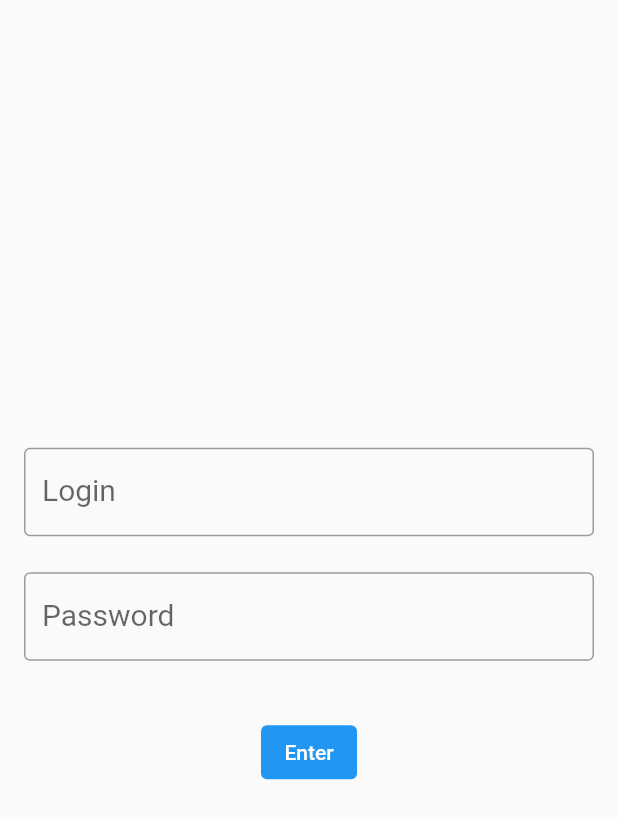
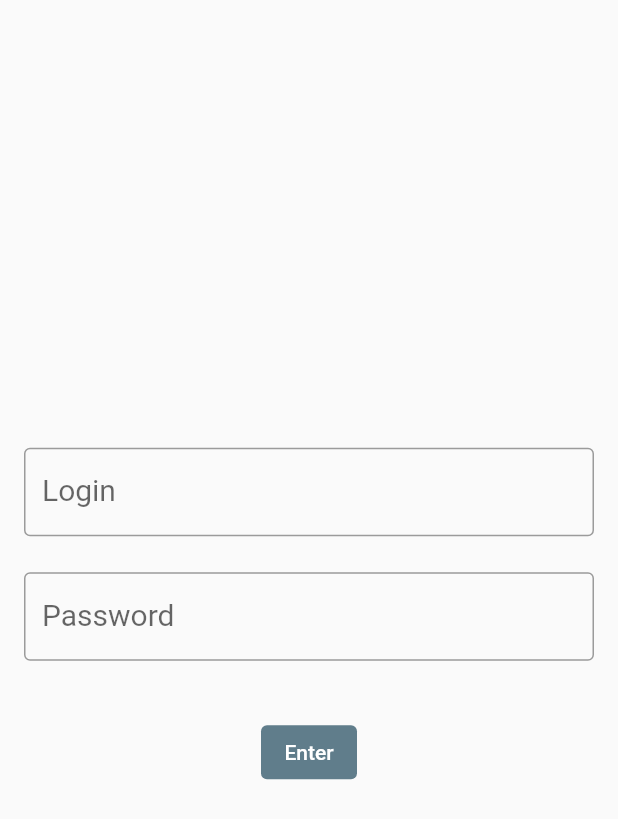
Before and after one commit to aroldoesmerio/ciolfi_to_do_list, a Flutter app: the screen it shows after launch, after a tap on "Enter", on a phone screen of 412 x 824 dp. Shown: the top 819 px of the screen. Run offline on Flutter 3.47's test engine with Material 2 defaults, Android fonts, the phone set to English and light mode, and no system bars.

Commit message:
add homePageController and interactions

```diff
--- /dev/null
+++ b/lib/controller/home_page_controller.dart
@@ -0,0 +1,44 @@
+import 'package:flutter/material.dart';
+
+class HomePageController {
+  ValueNotifier<bool> loginError = ValueNotifier<bool>(false);
+  ValueNotifier<bool> passwordError = ValueNotifier<bool>(false);
+  ValueNotifier<bool> enableButton = ValueNotifier<bool>(false);
+
+  List<String> users = [
+    'aroldo',
+    'amanda',
+    'beatriz',
+    'maria',
+    'mel',
+    'branquinha',
+  ];
+
+  List<String> passCode = [
+    '12345',
+    'jacuru',
+    'esmerio',
+  ];
+
+  String login = '';
+  String password = '';
+
+  bool get loginValid => users.contains(login);
+  bool get passwordValid => passCode.contains(password);
+
+  void loginOnchanged(String text) {
+    login = text;
+    loginError.value = !loginValid;
+    enableButton.value = !loginError.value && !passwordError.value;
+  }
+
+  void passwordOnchanged(String text) {
+    password = text;
+    passwordError.value = !passwordValid;
+    enableButton.value = !loginError.value && !passwordError.value;
+  }
+
+  void enterButton() {
+    if (enableButton.value) {}
+  }
+}
--- a/lib/presentation/home_page.dart
+++ b/lib/presentation/home_page.dart
@@ -1,4 +1,7 @@
+import 'package:ciolfi_to_do_list/presentation/to_do_list_page.dart';
 import 'package:flutter/material.dart';
+
+import '../controller/home_page_controller.dart';
 
 class HomePage extends StatefulWidget {
   const HomePage({super.key});
@@ -8,6 +11,15 @@ class HomePage extends StatefulWidget {
 }
 
 class _HomePageState extends State<HomePage> {
+  HomePageController homePageController = HomePageController();
+
+  @override
+  void initState() {
+    homePageController.login = '';
+    homePageController.password = '';
+    super.initState();
+  }
+
   @override
   Widget build(BuildContext context) {
     return Scaffold(
@@ -17,38 +29,65 @@ class _HomePageState extends State<HomePage> {
           child: Column(
             mainAxisAlignment: MainAxisAlignment.center,
             children: [
-              const TextField(
+              ValueListenableBuilder<bool>(
+                  valueListenable: homePageController.loginError,
+                  builder: (BuildContext context, bool loginError, _) {
+                    return TextField(
                       decoration: InputDecoration(
                         labelText: 'Login',
-                  labelStyle: TextStyle(fontSize: 20),
-                  border: OutlineInputBorder(),
+                        labelStyle: const TextStyle(fontSize: 20),
+                        border: const OutlineInputBorder(),
                         hintText: 'Type here, your Login',
+                        errorText:
+                            loginError ? 'Erro ao digitar o login' : null,
                       ),
-              ),
+                      onChanged: homePageController.loginOnchanged,
+                    );
+                  }),
               const SizedBox(
                 height: 24,
               ),
-              const TextField(
+              ValueListenableBuilder(
+                valueListenable: homePageController.passwordError,
+                builder: (BuildContext context, bool passwordError, _) =>
+                    TextField(
                   decoration: InputDecoration(
                     labelText: 'Password',
-                  labelStyle: TextStyle(fontSize: 20),
-                  border: OutlineInputBorder(),
+                    labelStyle: const TextStyle(fontSize: 20),
+                    border: const OutlineInputBorder(),
                     hintText: 'Type here, your password',
+                    errorText: passwordError ? 'Erro ao digitar a senha' : null,
+                  ),
+                  onChanged: homePageController.passwordOnchanged,
                 ),
               ),
               const SizedBox(
                 height: 37,
               ),
+              ValueListenableBuilder(
+                  valueListenable: homePageController.enableButton,
+                  builder: (BuildContext context, bool enableButton, _) =>
                       TextButton(
-                onPressed: () {},
                         style: TextButton.styleFrom(
-                  backgroundColor: Colors.blue,
+                          backgroundColor:
+                              enableButton ? Colors.blue : Colors.blueGrey,
                         ),
+                        onPressed: () {
+                          if (enableButton) {
+                            Navigator.of(context).push(
+                              MaterialPageRoute(
+                                builder: (context) => const TodoListPage(),
+                              ),
+                            );
+                          } else {
+                            null;
+                          }
+                        },
                         child: const Text(
                           'Enter',
                           style: TextStyle(color: Colors.white),
                         ),
-              )
+                      )),
             ],
           )),
     ));
```
Also changed, not shown: lib/presentation/to_do_list_page.dart (added, +24 -0 lines). Lines whose indentation alone changed are shown as unchanged.
